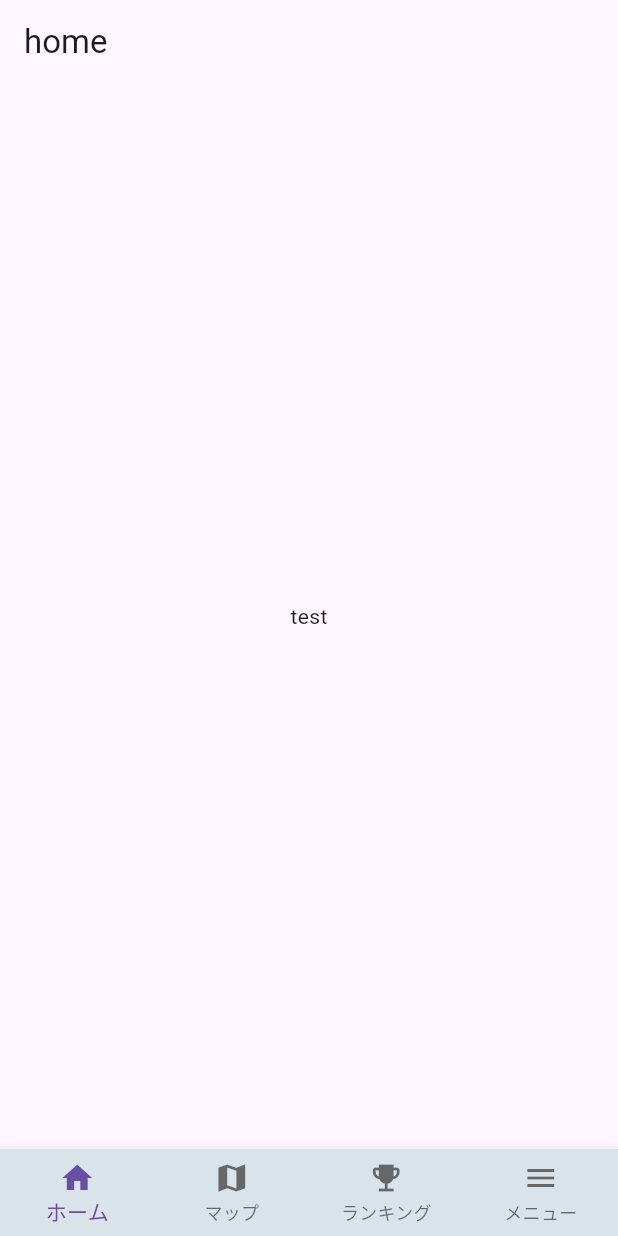
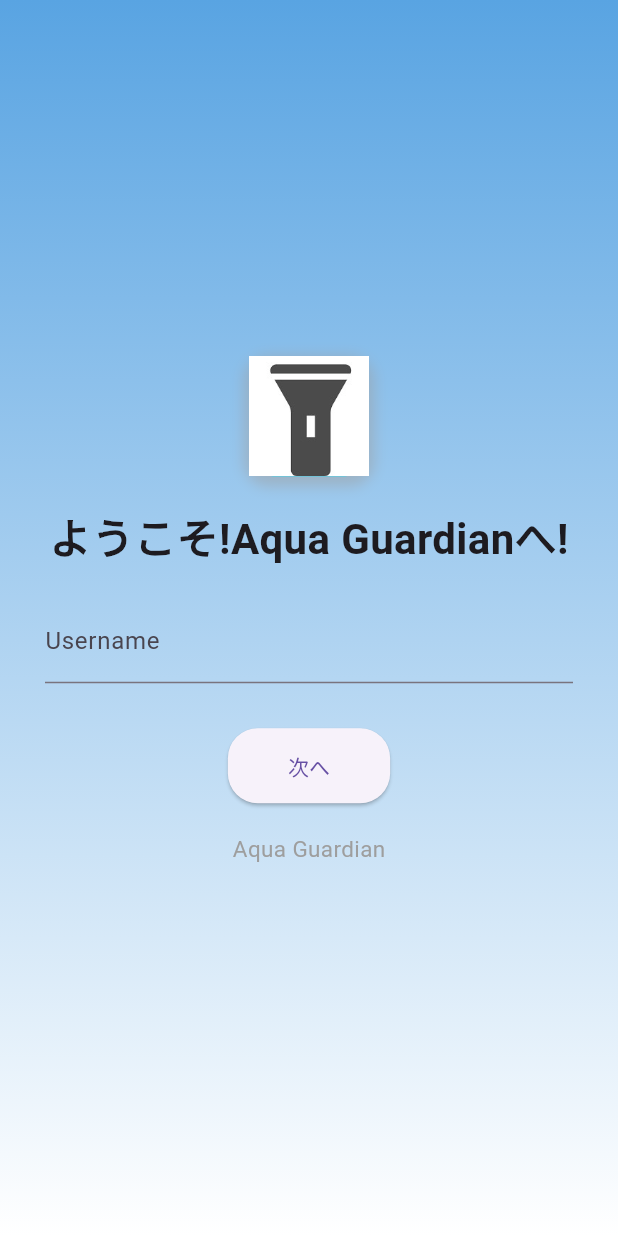
Before and after one commit to ths10828mizunowataru/flutter, a Flutter app: the screen it shows after launch, on a phone screen of 412 x 824 dp. Run offline on Flutter 3.47's test engine with Material 3 defaults, Android fonts, the phone set to English and light mode, and no system bars.

```diff
--- a/lib/Game/Game.dart
+++ b/lib/Game/Game.dart
@@ -251,6 +251,11 @@ class ResultScreen extends StatelessWidget {
           Text("除去率: ${scorePercentage.toStringAsFixed(1)}%",
               style: TextStyle(fontSize: 30)),
           TextButton(
+              style: TextButton.styleFrom(
+                fixedSize: const Size(180, 55),
+                foregroundColor: const Color.fromARGB(255, 0, 0, 0),
+                backgroundColor: const Color.fromARGB(255, 167, 209, 244),
+              ),
               onPressed: () {
                 Navigator.push(context,
                     MaterialPageRoute(builder: (context) => RankPageScreens()));
--- a/lib/screen/Menu.dart
+++ b/lib/screen/Menu.dart
@@ -1,7 +1,7 @@
 import 'package:flutter/material.dart';
 import 'package:flutter_application_1/screen/TopPage.dart';
 import 'package:url_launcher/url_launcher.dart';
-import 'package:flutter_application_1/detail/manual.dart';
+import 'package:flutter_application_1/manual/manual.dart';
 
 void main() => runApp(MyApp());
 
--- a/lib/src/app.dart
+++ b/lib/src/app.dart
@@ -1,8 +1,13 @@
 import 'package:flutter/material.dart';
+import 'package:flutter_application_1/screen/Create.dart';
 import 'package:flutter_application_1/screen/Map.dart';
 import 'package:flutter_application_1/screen/Menu.dart';
 import 'package:flutter_application_1/screen/Rank.dart';
 import 'package:flutter_application_1/screen/TopPage.dart';
+
+void main() {
+  runApp(const MyApp());
+}
 
 class MyApp extends StatelessWidget {
   const MyApp({super.key});
@@ -13,7 +18,97 @@ class MyApp extends StatelessWidget {
       debugShowCheckedModeBanner: false,
       title: 'Aqua Guardian',
       theme: ThemeData(primaryColor: Colors.blue[400]),
-      home: MyStatefulWidget(),
+      home: const WelcomeScreen(),
+    );
+  }
+}
+
+class WelcomeScreen extends StatelessWidget {
+  const WelcomeScreen({Key? key}) : super(key: key);
+
+  @override
+  Widget build(BuildContext context) {
+    return Scaffold(
+      body: Center(
+        child: Container(
+          width: 450,
+          decoration: BoxDecoration(
+            gradient: LinearGradient(
+              colors: [const Color.fromARGB(255, 89, 164, 226)!, Colors.white],
+              begin: Alignment.topCenter,
+              end: Alignment.bottomCenter,
+            ),
+          ),
+          child: Column(
+            mainAxisAlignment: MainAxisAlignment.center,
+            crossAxisAlignment: CrossAxisAlignment.center,
+            children: [
+              Container(
+                width: 80,
+                height: 80,
+                decoration: BoxDecoration(
+                  color: const Color.fromARGB(255, 0, 234, 255),
+                  borderRadius: BorderRadius.circular(16),
+                  boxShadow: [
+                    BoxShadow(
+                      color: Colors.grey.withOpacity(0.5),
+                      spreadRadius: 3,
+                      blurRadius: 7,
+                      offset: Offset(0, 3),
+                    ),
+                  ],
+                ),
+                child: Center(
+                  child: Image.asset(
+                    'assets/light.png', // 画像のパス
+                    fit: BoxFit.contain,
+                  ),
+                ),
+              ),
+              SizedBox(height: 20),
+              Text(
+                'ようこそ!Aqua Guardianへ!',
+                style: TextStyle(fontSize: 28, fontWeight: FontWeight.bold),
+              ),
+              SizedBox(height: 20),
+              Padding(
+                padding: const EdgeInsets.symmetric(horizontal: 30),
+                child: TextField(
+                  decoration: InputDecoration(
+                    labelText: 'Username',
+                    border: UnderlineInputBorder(),
+                  ),
+                ),
+              ),
+              SizedBox(height: 30),
+              ElevatedButton(
+                onPressed: () {
+                  Navigator.pushReplacement(
+                    context,
+                    MaterialPageRoute(
+                      builder: (context) => const MyStatefulWidget(),
+                    ),
+                  );
+                },
+                style: ElevatedButton.styleFrom(
+                  shape: RoundedRectangleBorder(
+                    borderRadius: BorderRadius.circular(20),
+                  ),
+                  padding:
+                      const EdgeInsets.symmetric(horizontal: 40, vertical: 15),
+                ),
+                child: Text('次へ'),
+              ),
+              SizedBox(height: 20),
+              Text(
+                'Aqua Guardian',
+                style: TextStyle(fontSize: 15, color: Colors.grey),
+              ),
+              SizedBox(height: 10),
+            ],
+          ),
+        ),
+      ),
     );
   }
 }
```
Also changed, not shown: lib/screen/Create.dart (added, +86 -0 lines), lib/screen/Map.dart (+4 -3 lines), lib/manual/manual.dart (renamed from lib/detail/manual.dart).
